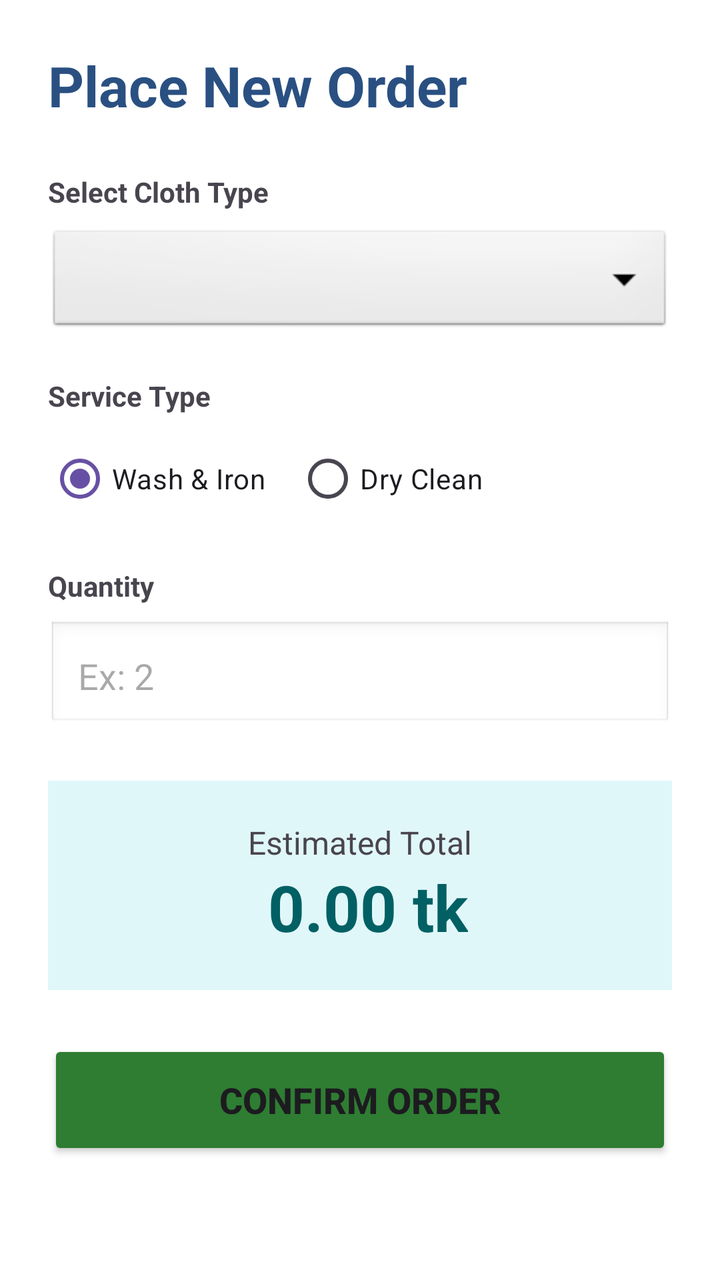
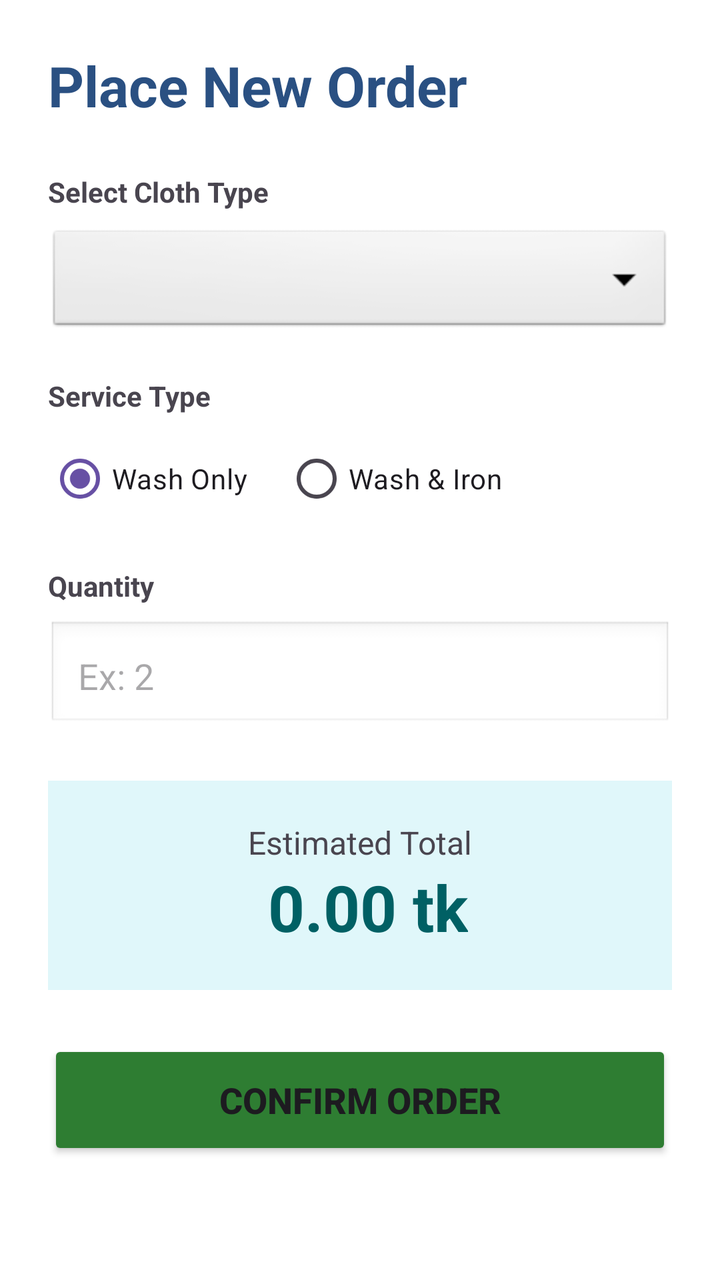

An Android layout rendered at two revisions. The XML below is the earlier revision; the diff shows what the commit changed to produce the second picture.
<!-- AndroidManifest.xml: application theme Theme.LaundryApp -->
<!-- res/layout/activity_place_order.xml -->
<?xml version="1.0" encoding="utf-8"?>
<ScrollView xmlns:android="http://schemas.android.com/apk/res/android"
    android:layout_width="match_parent"
    android:layout_height="match_parent"
    android:background="#FFFFFF">

    <LinearLayout
        android:layout_width="match_parent"
        android:layout_height="wrap_content"
        android:orientation="vertical"
        android:padding="24dp">

        <TextView
            android:layout_width="wrap_content"
            android:layout_height="wrap_content"
            android:text="Place New Order"
            android:textSize="28sp"
            android:textStyle="bold"
            android:textColor="#2a5082"
            android:layout_marginBottom="25dp"/>

        <TextView
            android:layout_width="wrap_content"
            android:layout_height="wrap_content"
            android:text="Select Cloth Type"
            android:textStyle="bold"
            android:layout_marginBottom="8dp"/>

        <Spinner
            android:id="@+id/spinnerClothType"
            android:layout_width="match_parent"
            android:layout_height="55dp"
            android:background="@android:drawable/btn_dropdown"
            android:layout_marginBottom="20dp"/>

        <TextView
            android:layout_width="wrap_content"
            android:layout_height="wrap_content"
            android:text="Service Type"
            android:textStyle="bold"
            android:layout_marginBottom="8dp"/>

        <RadioGroup
            android:id="@+id/radioGroupService"
            android:layout_width="match_parent"
            android:layout_height="wrap_content"
            android:orientation="horizontal"
            android:layout_marginBottom="20dp">

            <RadioButton
                android:id="@+id/rbWashIron"
                android:layout_width="wrap_content"
                android:layout_height="wrap_content"
                android:text="Wash &amp; Iron"
                android:checked="true"
                android:layout_marginEnd="15dp"/>

            <RadioButton
                android:id="@+id/rbDryClean"
                android:layout_width="wrap_content"
                android:layout_height="wrap_content"
                android:text="Dry Clean"/>
        </RadioGroup>

        <TextView
            android:layout_width="wrap_content"
            android:layout_height="wrap_content"
            android:text="Quantity"
            android:textStyle="bold"
            android:layout_marginBottom="8dp"/>

        <EditText
            android:id="@+id/etQuantity"
            android:layout_width="match_parent"
            android:layout_height="55dp"
            android:hint="Ex: 2"
            android:inputType="number"
            android:background="@android:drawable/edit_text"
            android:padding="15dp"
            android:layout_marginBottom="25dp"/>

        <LinearLayout
            android:layout_width="match_parent"
            android:layout_height="wrap_content"
            android:background="#E0F7FA"
            android:padding="20dp"
            android:orientation="vertical"
            android:gravity="center"
            android:layout_marginBottom="25dp">

            <TextView
                android:layout_width="wrap_content"
                android:layout_height="wrap_content"
                android:text="Estimated Total"
                android:textSize="16sp"/>

            <TextView
                android:id="@+id/tvTotalPrice"
                android:layout_width="wrap_content"
                android:layout_height="wrap_content"
                android:text=" 0.00 tk"
                android:textColor="#006064"
                android:textSize="32sp"
                android:textStyle="bold" />
        </LinearLayout>

        <Button
            android:id="@+id/btnPlaceOrder"
            android:layout_width="match_parent"
            android:layout_height="60dp"
            android:text="CONFIRM ORDER"
            android:backgroundTint="#2E7D32"
            android:textStyle="bold"
            android:textSize="18sp"/>

    </LinearLayout>
</ScrollView>
<!-- resources referenced by this layout -->
<resources>
  <style name="Theme.LaundryApp" parent="Base.Theme.LaundryApp" />
  <style name="Base.Theme.LaundryApp" parent="Theme.Material3.DayNight.NoActionBar">
          
          
      </style>
</resources>

<!-- the commit's change to res/layout/activity_place_order.xml (unified diff, before → after) -->
@@ -51,15 +51,15 @@
                 android:id="@+id/rbWashIron"
                 android:layout_width="wrap_content"
                 android:layout_height="wrap_content"
-                android:text="Wash &amp; Iron"
+                android:layout_marginEnd="15dp"
                 android:checked="true"
-                android:layout_marginEnd="15dp"/>
+                android:text="Wash Only " />
 
             <RadioButton
                 android:id="@+id/rbDryClean"
                 android:layout_width="wrap_content"
                 android:layout_height="wrap_content"
-                android:text="Dry Clean"/>
+                android:text="Wash &amp; Iron" />
         </RadioGroup>
 
         <TextView
